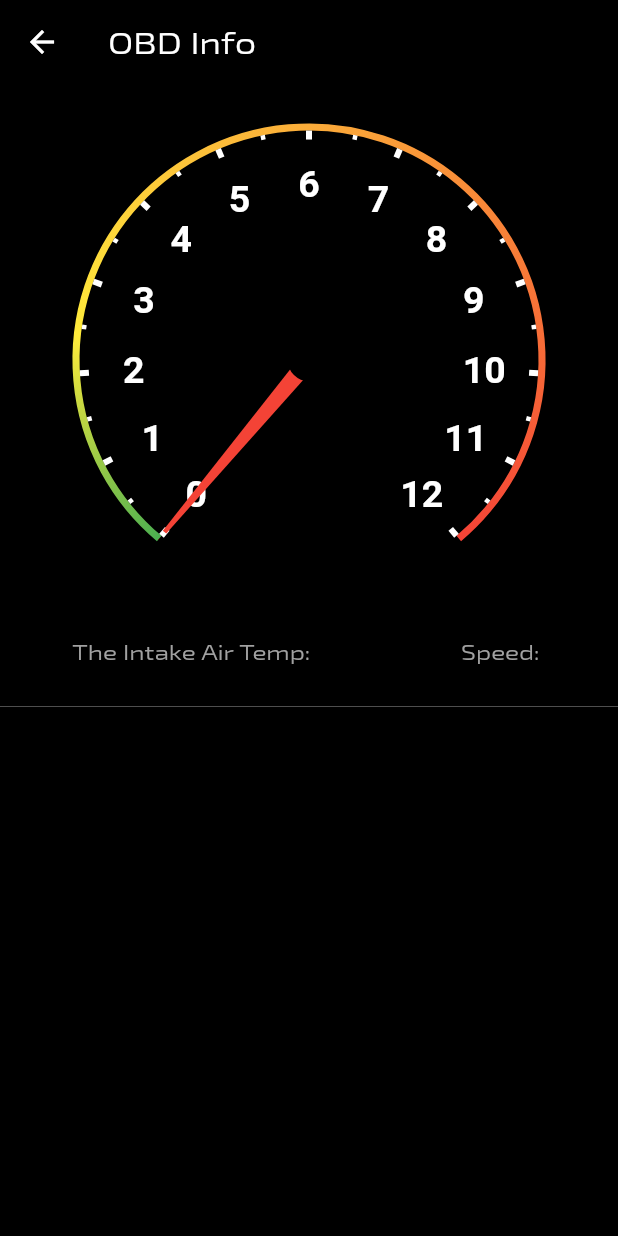
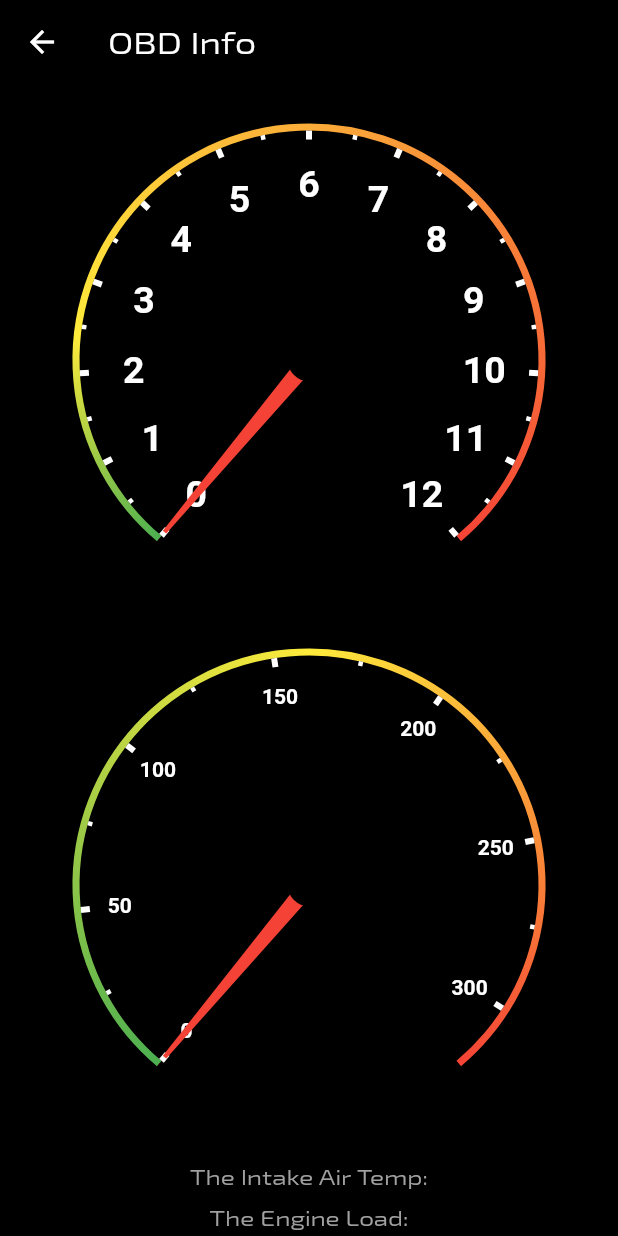
Before and after one commit to darwishdev/obd, a Flutter app: the OBDInfoScreen screen opened by its route, on a phone screen of 412 x 824 dp. Run offline on Flutter 3.47's test engine with Material 2 defaults, Android fonts, the phone set to English and light mode, and no system bars; drawn by our look-alikes of syncfusion_flutter_gauges; our stand-ins replace auto_route, dartz, device_info_plus, dio, dropdown_search, equatable and 12 more; missing offline and left inert: odb_connect; accounts and stored records are empty.

Commit message:
add: speed SfRadialGauge

```diff
--- a/lib/features/home/presentation/screens/obd_info_screen.dart
+++ b/lib/features/home/presentation/screens/obd_info_screen.dart
@@ -105,35 +105,90 @@ class _OBDInfoScreenState extends ConsumerState<OBDInfoScreen> {
                       )
                     ],
                   ),
+                  SfRadialGauge(
+                    enableLoadingAnimation: true,
+                    title: const GaugeTitle(text: "Speed"),
+                    axes: <RadialAxis>[
+                      RadialAxis(
+                        minimum: 0,
+                        maximum: 320,
+                        labelOffset: 20,
+                        axisLineStyle: const AxisLineStyle(
+                          thicknessUnit: GaugeSizeUnit.factor,
+                          thickness: 0.03,
+                        ),
+                        majorTickStyle: const MajorTickStyle(
+                          length: 6,
+                          thickness: 4,
+                          color: Colors.white,
+                        ),
+                        minorTickStyle: const MinorTickStyle(
+                          length: 3,
+                          thickness: 3,
+                          color: Colors.white,
+                        ),
+                        axisLabelStyle: const GaugeTextStyle(
+                          color: Colors.white,
+                          fontWeight: FontWeight.bold,
+                          fontSize: 14,
+                        ),
+                        ranges: <GaugeRange>[
+                          GaugeRange(
+                            startValue: 0,
+                            endValue: 320,
+                            sizeUnit: GaugeSizeUnit.factor,
+                            startWidth: 0.03,
+                            endWidth: 0.03,
+                            gradient: const SweepGradient(
+                              colors: <Color>[
+                                Colors.green,
+                                Colors.yellow,
+                                Colors.red
+                              ],
+                              stops: <double>[0.0, 0.5, 1],
+                            ),
+                          )
+                        ],
+                        pointers: <GaugePointer>[
+                          NeedlePointer(
+                            value: double.parse(info?.speed ?? "0.0"),
+                            needleLength: 0.95,
+                            enableAnimation: true,
+                            animationType: AnimationType.ease,
+                            needleStartWidth: 1.5,
+                            needleEndWidth: 6,
+                            needleColor: Colors.red,
+                            knobStyle: const KnobStyle(knobRadius: 0.09),
+                          )
+                        ],
+                      )
+                    ],
+                  ),
                   const SizedBox(height: 20),
-                  Row(
-                    mainAxisAlignment: MainAxisAlignment.spaceAround,
-                    children: [
                   Text.rich(
+                    textAlign: TextAlign.center,
                     TextSpan(
                       children: [
                         const TextSpan(text: 'The Intake Air Temp: '),
                         TextSpan(
                           text: info?.airIntakeTemp ?? '',
-                              style:
-                                  const TextStyle(fontWeight: FontWeight.bold),
+                          style: const TextStyle(fontWeight: FontWeight.bold),
                         ),
                       ],
                     ),
                   ),
+                  const SizedBox(height: 10),
                   Text.rich(
+                    textAlign: TextAlign.center,
                     TextSpan(
                       children: [
-                            const TextSpan(text: 'Speed: '),
+                        const TextSpan(text: 'The Engine Load: '),
                         TextSpan(
-                              text: info?.speed ?? '',
-                              style:
-                                  const TextStyle(fontWeight: FontWeight.bold),
+                          text: info?.engineLoad ?? '',
+                          style: const TextStyle(fontWeight: FontWeight.bold),
                         ),
                       ],
                     ),
-                      ),
-                    ],
                   ),
                   const SizedBox(height: 20),
                   const Divider(),
```
Lines whose indentation alone changed are shown as unchanged.
